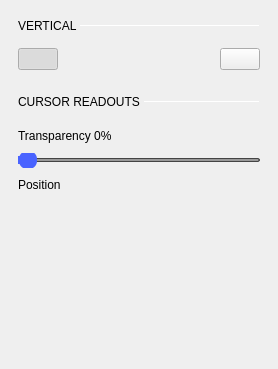
This is ui/cursors_settings.ui in analogdevicesinc/scopy as Qt 5 draws it before an edit; both pictures show x 0 to 278 and y 168 to 537 of the 278 by 537 pixel window. The edited form follows.
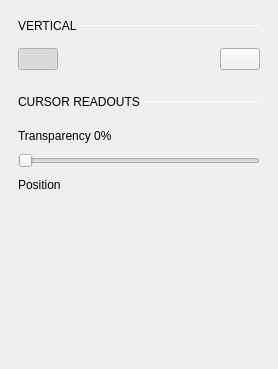
This is the edited form. Custom widgets are drawn as their Qt base class.

```diff
--- a/ui/cursors_settings.ui
+++ b/ui/cursors_settings.ui
@@ -629,29 +629,7 @@
       <item>
        <widget class="QSlider" name="horizontalSlider">
         <property name="styleSheet">
-         <string notr="true">QSlider::groove {
-    border: 1px solid #444444;
-    height: 2px; /* the groove expands to the size of the slider by default. by giving it a height, it has a fixed size */
-    background: #999999;
-    margin: 2px 0;
-    border-radius: 2px;
-}
-
-QSlider::handle {
-    background: rgb(73, 99, 255);
-    border: 0px solid;
-    width: 18px;
-    margin: -8px 0; /* handle is placed by default on the contents rect of the groove. Expand outside the groove */
-    border-radius: 8px;
-}
-
-QSlider::handle:disabled {
-    background: #444444;
-}
-
-QSlider::sub-page:horizontal {
-    background: #4A64FF;
-}</string>
+         <string notr="true"/>
         </property>
         <property name="orientation">
          <enum>Qt::Horizontal</enum>
```
